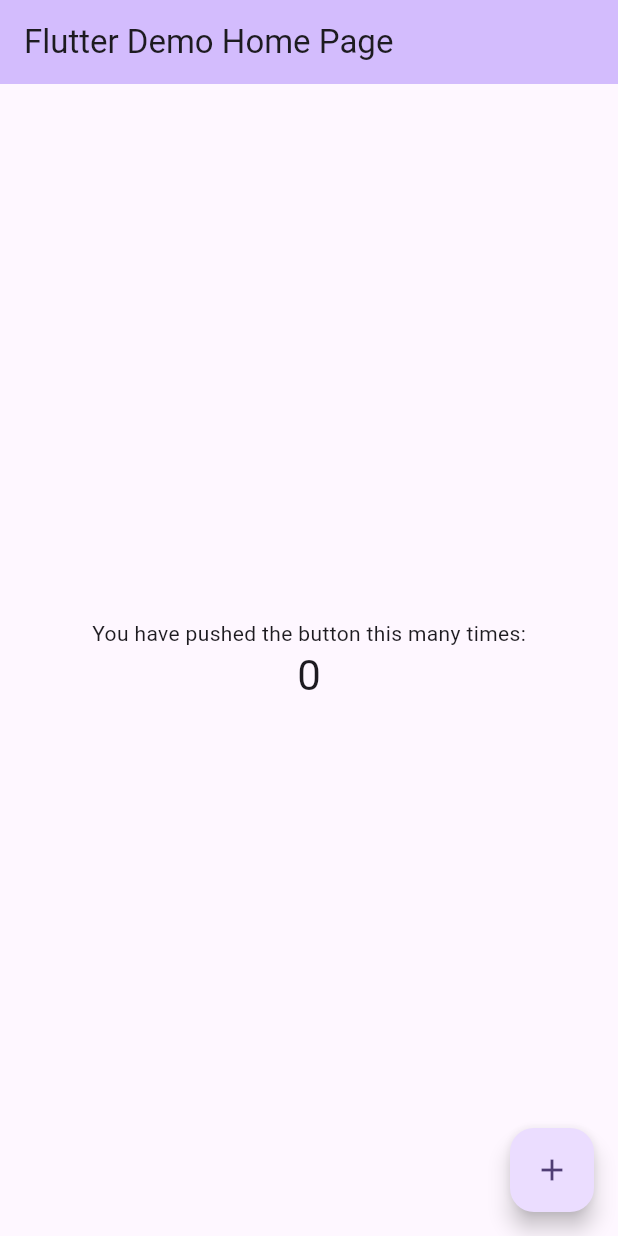
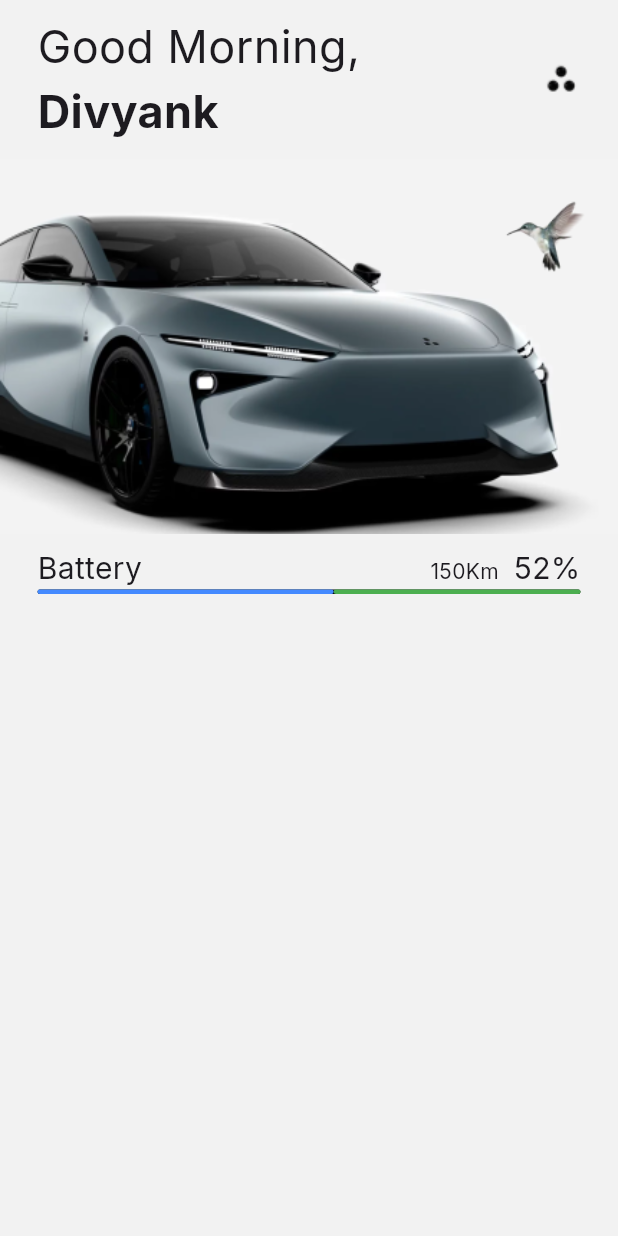
Before and after one commit to DivyankSisodia/EV_Car_Application, a Flutter app: the screen it shows after launch, on a phone screen of 412 x 824 dp. Run offline on Flutter 3.47's test engine with Material 3 defaults, Android fonts, the light colour scheme and no system bars; our stand-ins replace gap, google_fonts.

Commit message:
added homepage

```diff
--- a/lib/main.dart
+++ b/lib/main.dart
@@ -1,4 +1,6 @@
 import 'package:flutter/material.dart';
+
+import 'view/home_screen.dart';
 
 void main() {
   runApp(const MyApp());
@@ -10,116 +12,8 @@
   // This widget is the root of your application.
   @override
   Widget build(BuildContext context) {
-    return MaterialApp(
-      title: 'Flutter Demo',
-      theme: ThemeData(
-        // This is the theme of your application.
-        //
-        // TRY THIS: Try running your application with "flutter run". You'll see
-        // the application has a purple toolbar. Then, without quitting the app,
-        // try changing the seedColor in the colorScheme below to Colors.green
-        // and then invoke "hot reload" (save your changes or press the "hot
-        // reload" button in a Flutter-supported IDE, or press "r" if you used
-        // the command line to start the app).
-        //
-        // Notice that the counter didn't reset back to zero; the application
-        // state is not lost during the reload. To reset the state, use hot
-        // restart instead.
-        //
-        // This works for code too, not just values: Most code changes can be
-        // tested with just a hot reload.
-        colorScheme: ColorScheme.fromSeed(seedColor: Colors.deepPurple),
-        useMaterial3: true,
-      ),
-      home: const MyHomePage(title: 'Flutter Demo Home Page'),
+    return const MaterialApp(
+      home: HomeScreen()
     );
   }
 }
-
-class MyHomePage extends StatefulWidget {
-  const MyHomePage({super.key, required this.title});
-
-  // This widget is the home page of your application. It is stateful, meaning
-  // that it has a State object (defined below) that contains fields that affect
-  // how it looks.
-
-  // This class is the configuration for the state. It holds the values (in this
-  // case the title) provided by the parent (in this case the App widget) and
-  // used by the build method of the State. Fields in a Widget subclass are
-  // always marked "final".
-
-  final String title;
-
-  @override
-  State<MyHomePage> createState() => _MyHomePageState();
-}
-
-class _MyHomePageState extends State<MyHomePage> {
-  int _counter = 0;
-
-  void _incrementCounter() {
-    setState(() {
-      // This call to setState tells the Flutter framework that something has
-      // changed in this State, which causes it to rerun the build method below
-      // so that the display can reflect the updated values. If we changed
-      // _counter without calling setState(), then the build method would not be
-      // called again, and so nothing would appear to happen.
-      _counter++;
-    });
-  }
-
-  @override
-  Widget build(BuildContext context) {
-    // This method is rerun every time setState is called, for instance as done
-    // by the _incrementCounter method above.
-    //
-    // The Flutter framework has been optimized to make rerunning build methods
-    // fast, so that you can just rebuild anything that needs updating rather
-    // than having to individually change instances of widgets.
-    return Scaffold(
-      appBar: AppBar(
-        // TRY THIS: Try changing the color here to a specific color (to
-        // Colors.amber, perhaps?) and trigger a hot reload to see the AppBar
-        // change color while the other colors stay the same.
-        backgroundColor: Theme.of(context).colorScheme.inversePrimary,
-        // Here we take the value from the MyHomePage object that was created by
-        // the App.build method, and use it to set our appbar title.
-        title: Text(widget.title),
-      ),
-      body: Center(
-        // Center is a layout widget. It takes a single child and positions it
-        // in the middle of the parent.
-        child: Column(
-          // Column is also a layout widget. It takes a list of children and
-          // arranges them vertically. By default, it sizes itself to fit its
-          // children horizontally, and tries to be as tall as its parent.
-          //
-          // Column has various properties to control how it sizes itself and
-          // how it positions its children. Here we use mainAxisAlignment to
-          // center the children vertically; the main axis here is the vertical
-          // axis because Columns are vertical (the cross axis would be
-          // horizontal).
-          //
-          // TRY THIS: Invoke "debug painting" (choose the "Toggle Debug Paint"
-          // action in the IDE, or press "p" in the console), to see the
-          // wireframe for each widget.
-          mainAxisAlignment: MainAxisAlignment.center,
-          children: <Widget>[
-            const Text(
-              'You have pushed the button this many times:',
-            ),
-            Text(
-              '$_counter',
-              style: Theme.of(context).textTheme.headlineMedium,
-            ),
-          ],
-        ),
-      ),
-      floatingActionButton: FloatingActionButton(
-        onPressed: _incrementCounter,
-        tooltip: 'Increment',
-        child: const Icon(Icons.add),
-      ), // This trailing comma makes auto-formatting nicer for build methods.
-    );
-  }
-}
--- /dev/null
+++ b/lib/view/home_screen.dart
@@ -0,0 +1,147 @@
+// ignore_for_file: file_names
+
+import 'package:car_application/widget/title_heading.dart';
+import 'package:flutter/cupertino.dart';
+import 'package:flutter/material.dart';
+import 'package:flutter/widgets.dart';
+import 'package:gap/gap.dart';
+import 'package:google_fonts/google_fonts.dart';
+
+import '../widget/title_name.dart';
+
+class HomeScreen extends StatelessWidget {
+  const HomeScreen({super.key});
+
+  @override
+  Widget build(BuildContext context) {
+    return Scaffold(
+      backgroundColor: const Color.fromARGB(255, 242, 242, 242),
+      body: SafeArea(
+        child: Column(
+          children: [
+            const Padding(
+              padding: EdgeInsets.symmetric(horizontal: 25.0, vertical: 10),
+              child: Row(
+                mainAxisAlignment: MainAxisAlignment.spaceBetween,
+                children: [
+                  Column(
+                    crossAxisAlignment: CrossAxisAlignment.start,
+                    children: [
+                      TitleHeading(),
+                      TitleName(),
+                    ],
+                  ),
+                  Image(image: AssetImage('assets/icons/logo1.png')),
+                ],
+              ),
+            ),
+            SizedBox(
+              height: 250,
+              width: double.infinity,
+              child: Stack(
+                children: [
+                  SizedBox(
+                    height: 250,
+                    width: MediaQuery.of(context).size.width,
+                    child: Image.asset(
+                      'assets/images/front_view.png',
+                      fit: BoxFit.fitWidth,
+                    ),
+                  ),
+                  Positioned(
+                    top: 20,
+                    right: 20,
+                    child: SizedBox(
+                      height: 60,
+                      width: 60,
+                      child: Image.asset(
+                        'assets/images/small_image.png',
+                        fit: BoxFit.fitWidth,
+                      ),
+                    ),
+                  ),
+                ],
+              ),
+            ),
+            const Gap(8),
+            Padding(
+              padding: const EdgeInsets.symmetric(horizontal: 25.0),
+              child: Row(
+                mainAxisAlignment: MainAxisAlignment.spaceBetween,
+                crossAxisAlignment: CrossAxisAlignment.end,
+                children: [
+                  Text(
+                    'Battery',
+                    style: GoogleFonts.inter(
+                      fontSize: 20.0,
+                      fontWeight: FontWeight.w400,
+                    ),
+                  ),
+                  Row(
+                    mainAxisAlignment: MainAxisAlignment.end,
+                    crossAxisAlignment: CrossAxisAlignment.end,
+                    children: [
+                      Padding(
+                        padding: const EdgeInsets.only(bottom: 2.0),
+                        child: Text(
+                          '150Km',
+                          style: GoogleFonts.inter(
+                            fontSize: 14.0,
+                          ),
+                        ),
+                      ),
+                      const Gap(10),
+                      Text(
+                        '52%',
+                        style: GoogleFonts.inter(
+                          fontSize: 20.0,
+                        ),
+                      ),
+                    ],
+                  ),
+                ],
+              ),
+            ),
+            Padding(
+              padding: const EdgeInsets.symmetric(horizontal: 25.0),
+              child: Container(
+                height: 3,
+                width: double.infinity,
+                decoration: BoxDecoration(
+                  color: Colors.black,
+                  borderRadius: BorderRadius.circular(10),
+                ),
+                child: Row(
+                  children: [
+                    Expanded(
+                      flex: 6,
+                      child: Container(
+                        height: 3,
+                        width: double.infinity,
+                        decoration: BoxDecoration(
+                          color: Colors.blueAccent,
+                          borderRadius: BorderRadius.circular(10),
+                        ),
+                      ),
+                    ),
+                    Expanded(
+                      flex: 5,
+                      child: Container(
+                        height: 3,
+                        width: double.infinity,
+                        decoration: BoxDecoration(
+                          color: Colors.green,
+                          borderRadius: BorderRadius.circular(10),
+                        ),
+                      ),
+                    )
+                  ],
+                ),
+              ),
+            )
+          ],
+        ),
+      ),
+    );
+  }
+}
--- /dev/null
+++ b/lib/widget/title_heading.dart
@@ -0,0 +1,19 @@
+import 'package:flutter/material.dart';
+import 'package:google_fonts/google_fonts.dart';
+
+class TitleHeading extends StatelessWidget {
+  const TitleHeading({
+    super.key,
+  });
+
+  @override
+  Widget build(BuildContext context) {
+    return Text(
+      'Good Morning,',
+      style: GoogleFonts.inter(
+        fontSize: 30.0,
+        fontWeight: FontWeight.w400,
+      ),
+    );
+  }
+}
--- /dev/null
+++ b/lib/widget/title_name.dart
@@ -0,0 +1,19 @@
+import 'package:flutter/material.dart';
+import 'package:google_fonts/google_fonts.dart';
+
+class TitleName extends StatelessWidget {
+  const TitleName({
+    super.key,
+  });
+
+  @override
+  Widget build(BuildContext context) {
+    return Text(
+      'Divyank',
+      style: GoogleFonts.inter(
+        fontSize: 30.0,
+        fontWeight: FontWeight.bold,
+      ),
+    );
+  }
+}
```
